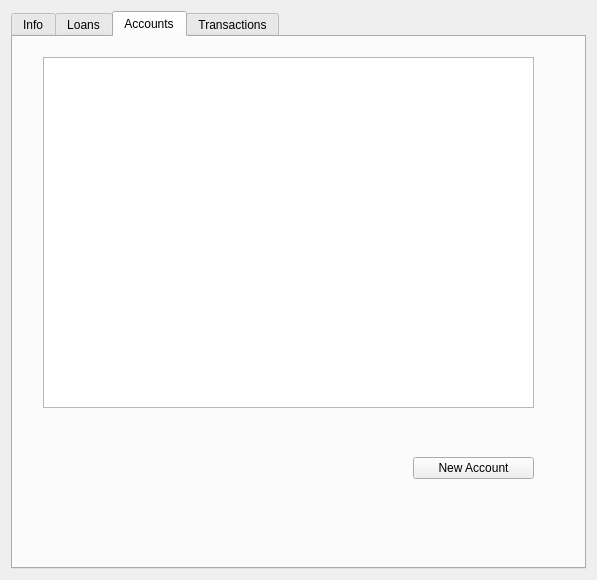
Before: the Qt Designer form Pages/UI/memberPage.ui in akhilesh26/CSMS, drawn with Qt 5.
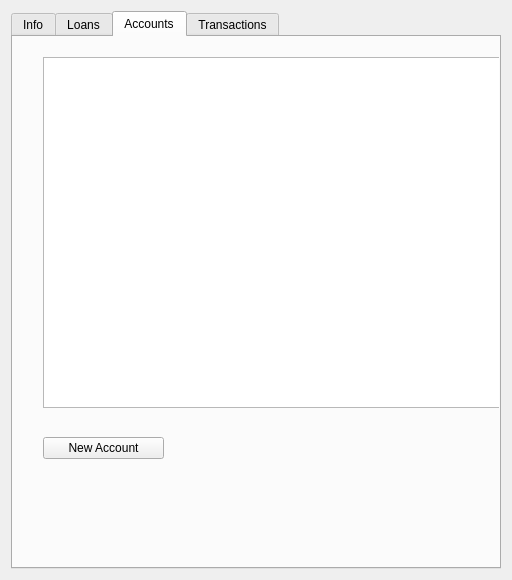
After: the same form once the commit is applied.

The edit to the form file:
```diff
--- a/Pages/UI/memberPage.ui
+++ b/Pages/UI/memberPage.ui
@@ -6,7 +6,7 @@
    <rect>
     <x>0</x>
     <y>0</y>
-    <width>597</width>
+    <width>512</width>
     <height>577</height>
    </rect>
   </property>
@@ -468,8 +468,8 @@
       <widget class="QPushButton" name="newAccountPushButton">
        <property name="geometry">
         <rect>
-         <x>400</x>
-         <y>420</y>
+         <x>30</x>
+         <y>400</y>
          <width>121</width>
          <height>22</height>
         </rect>
```
